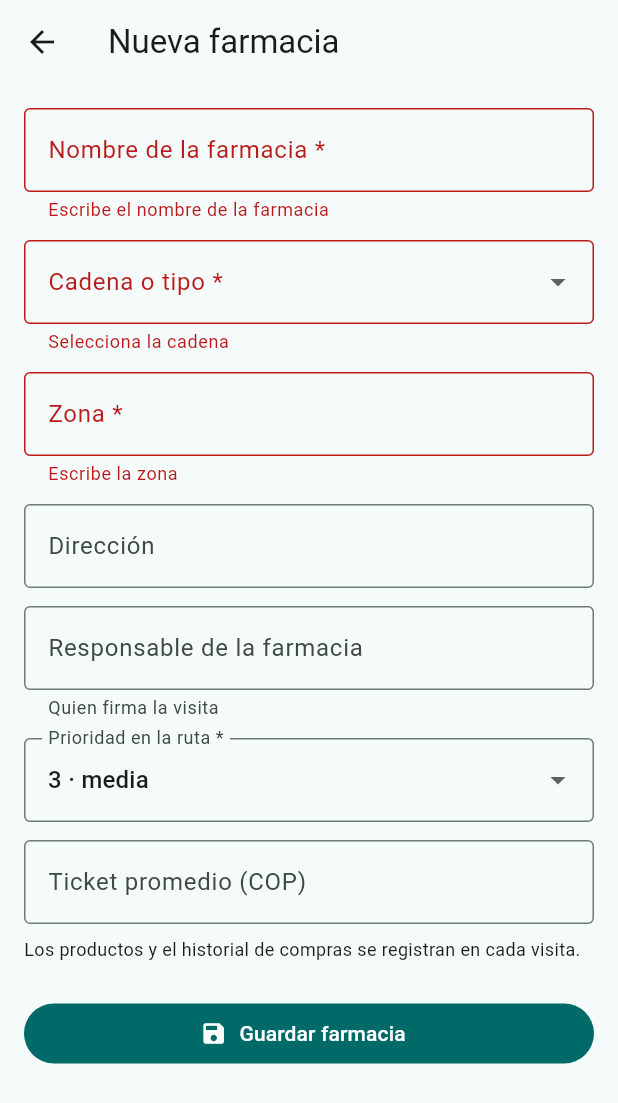
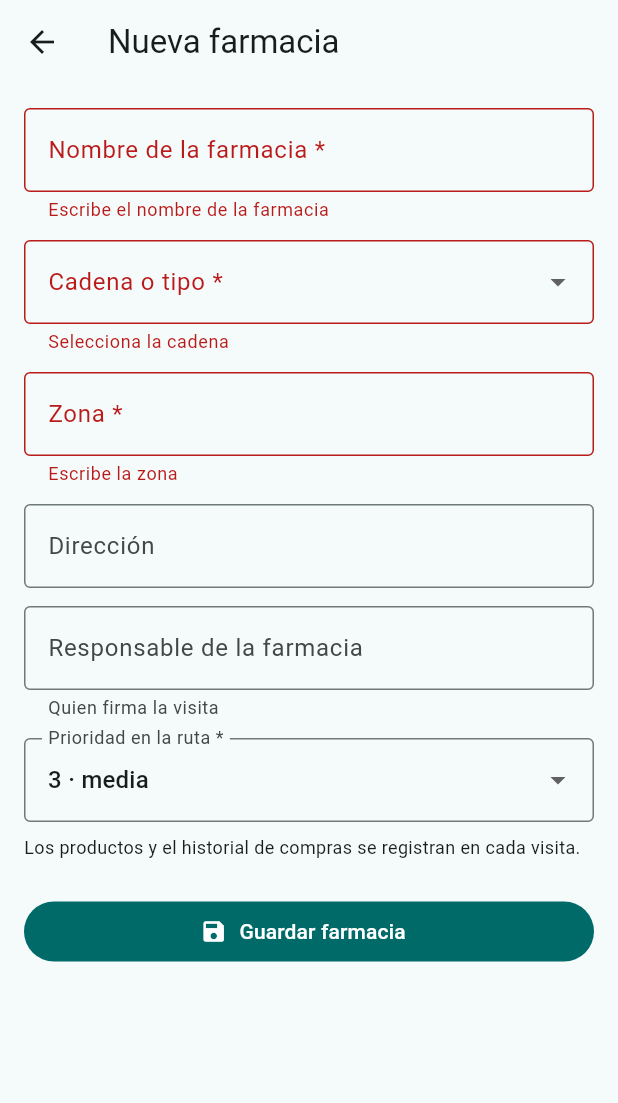
Before and after one commit to MartinEduardoContreras/transferencista, a Flutter app: the NewPharmacyScreen screen opened directly with empty values, after a tap on "Guardar farmacia", on a phone screen of 412 x 824 dp. Shown: the top 1103 px of the screen. Run offline on Flutter 3.47's test engine with Material 3 defaults, Android fonts, the phone set to English and light mode, and no system bars; our stand-ins replace geolocator, image_picker, material_ui, sqflite; accounts and stored records are empty.

Commit message:
Quita ticket promedio y oculta iniciar visita en Farmacias
Co-Authored-By: Claude Haiku 5.5 <noreply@anthropic.com>

```diff
--- a/lib/data/seed_data.dart
+++ b/lib/data/seed_data.dart
@@ -21,7 +21,6 @@ const seedPharmacies = <Pharmacy>[
     zone: 'Zona Norte Bogotá',
     priority: 1,
     daysSinceLastPurchase: 43,
-    averageTicket: 185000,
   ),
   Pharmacy(
     id: 'ph-002',
@@ -30,7 +29,6 @@ const seedPharmacies = <Pharmacy>[
     zone: 'Zona Norte Bogotá',
     priority: 2,
     daysSinceLastPurchase: 12,
-    averageTicket: 420000,
   ),
   Pharmacy(
     id: 'ph-003',
@@ -39,7 +37,6 @@ const seedPharmacies = <Pharmacy>[
     zone: 'Zona Norte Bogotá',
     priority: 3,
     daysSinceLastPurchase: 5,
-    averageTicket: 360000,
   ),
   Pharmacy(
     id: 'ph-004',
@@ -48,7 +45,6 @@ const seedPharmacies = <Pharmacy>[
     zone: 'Zona Norte Bogotá',
     priority: 4,
     daysSinceLastPurchase: 27,
-    averageTicket: 290000,
   ),
 ];
 
--- a/lib/data/sqflite_store.dart
+++ b/lib/data/sqflite_store.dart
@@ -41,7 +41,6 @@ const _schema = <String>[
     manager TEXT NOT NULL DEFAULT '',
     priority INTEGER NOT NULL,
     days_since_last_purchase INTEGER,
-    average_ticket REAL NOT NULL DEFAULT 0,
     top_product TEXT,
     new_product TEXT,
     recent_products TEXT NOT NULL DEFAULT '[]',
@@ -214,7 +213,6 @@ class SqfliteStore implements LocalStore {
         'manager': pharmacy.manager,
         'priority': pharmacy.priority,
         'days_since_last_purchase': pharmacy.daysSinceLastPurchase,
-        'average_ticket': pharmacy.averageTicket,
       },
       conflictAlgorithm: ConflictAlgorithm.replace,
     );
@@ -316,7 +314,6 @@ class SqfliteStore implements LocalStore {
       manager: row['manager'] as String,
       priority: row['priority'] as int,
       daysSinceLastPurchase: row['days_since_last_purchase'] as int?,
-      averageTicket: (row['average_ticket'] as num).toDouble(),
     );
   }
 
--- a/lib/models/pharmacy.dart
+++ b/lib/models/pharmacy.dart
@@ -12,7 +12,6 @@ class Pharmacy {
     this.address = '',
     this.manager = '',
     this.daysSinceLastPurchase,
-    this.averageTicket = 0,
   });
 
   final String id;
@@ -31,7 +30,6 @@ class Pharmacy {
 
   /// Null cuando la farmacia aún no tiene compras registradas.
   final int? daysSinceLastPurchase;
-  final double averageTicket;
 
   String get lastPurchaseLabel => daysSinceLastPurchase == null
       ? 'Sin compras registradas'
--- a/lib/screens/new_pharmacy_screen.dart
+++ b/lib/screens/new_pharmacy_screen.dart
@@ -30,7 +30,6 @@ class _NewPharmacyScreenState extends State<NewPharmacyScreen> {
   final _zone = TextEditingController();
   final _address = TextEditingController();
   final _manager = TextEditingController();
-  final _ticket = TextEditingController();
 
   String? _chain;
   int _priority = 3;
@@ -41,7 +40,6 @@ class _NewPharmacyScreenState extends State<NewPharmacyScreen> {
     _zone.dispose();
     _address.dispose();
     _manager.dispose();
-    _ticket.dispose();
     super.dispose();
   }
 
@@ -51,7 +49,6 @@ class _NewPharmacyScreenState extends State<NewPharmacyScreen> {
   Future<void> _save() async {
     if (!_formKey.currentState!.validate()) return;
 
-    final ticketText = _ticket.text.trim().replaceAll('.', '');
     final pharmacy = Pharmacy(
       id: widget.repository.newPharmacyId(),
       name: _name.text.trim(),
@@ -60,7 +57,6 @@ class _NewPharmacyScreenState extends State<NewPharmacyScreen> {
       address: _address.text.trim(),
       manager: _manager.text.trim(),
       priority: _priority,
-      averageTicket: double.tryParse(ticketText) ?? 0,
     );
     await widget.repository.addPharmacy(pharmacy);
     if (!mounted) return;
@@ -145,21 +141,6 @@ class _NewPharmacyScreenState extends State<NewPharmacyScreen> {
               onChanged: (value) =>
                   setState(() => _priority = value ?? _priority),
             ),
-            const SizedBox(height: 12),
-            TextFormField(
-              controller: _ticket,
-              keyboardType: TextInputType.number,
-              decoration: const InputDecoration(
-                labelText: 'Ticket promedio (COP)',
-                hintText: 'Ej. 185000',
-                border: OutlineInputBorder(),
-              ),
-              validator: (v) {
-                final text = (v ?? '').trim().replaceAll('.', '');
-                if (text.isEmpty) return null;
-                return double.tryParse(text) == null ? 'Solo números' : null;
-              },
-            ),
             const SizedBox(height: 8),
             const Text(
               'Los productos y el historial de compras se registran en cada visita.',
--- a/lib/screens/pharmacies_screen.dart
+++ b/lib/screens/pharmacies_screen.dart
@@ -24,6 +24,7 @@ class PharmaciesScreen extends StatelessWidget {
           repository: repository,
           pharmacy: pharmacy,
           locationService: locationService,
+          showStartVisit: false,
         ),
       ),
     );
--- a/lib/screens/pharmacy_detail_screen.dart
+++ b/lib/screens/pharmacy_detail_screen.dart
@@ -15,11 +15,16 @@ class PharmacyDetailScreen extends StatefulWidget {
     required this.repository,
     required this.pharmacy,
     required this.locationService,
+    this.showStartVisit = true,
   });
 
   final AppRepository repository;
   final Pharmacy pharmacy;
   final LocationService locationService;
+
+  /// Muestra el botón "Iniciar visita". Se oculta cuando la farmacia se consulta
+  /// desde el listado de Farmacias.
+  final bool showStartVisit;
 
   @override
   State<PharmacyDetailScreen> createState() => _PharmacyDetailScreenState();
@@ -72,7 +77,6 @@ class _PharmacyDetailScreenState extends State<PharmacyDetailScreen> {
               InfoRow('Cadena', p.chain),
               InfoRow('Zona', p.zone),
               InfoRow('Última compra', p.lastPurchaseLabel),
-              InfoRow('Ticket promedio', formatCop(p.averageTicket)),
             ],
           ),
           const SizedBox(height: 12),
@@ -122,12 +126,14 @@ class _PharmacyDetailScreenState extends State<PharmacyDetailScreen> {
               ],
             ),
           ],
+          if (widget.showStartVisit) ...[
             const SizedBox(height: 24),
             FilledButton.icon(
               onPressed: _startVisit,
               icon: const Icon(Icons.storefront),
               label: const Text('Iniciar visita'),
             ),
+          ],
         ],
       ),
     );
```
Also changed, not shown: 1 other file. Lines whose indentation alone changed are shown as unchanged.
